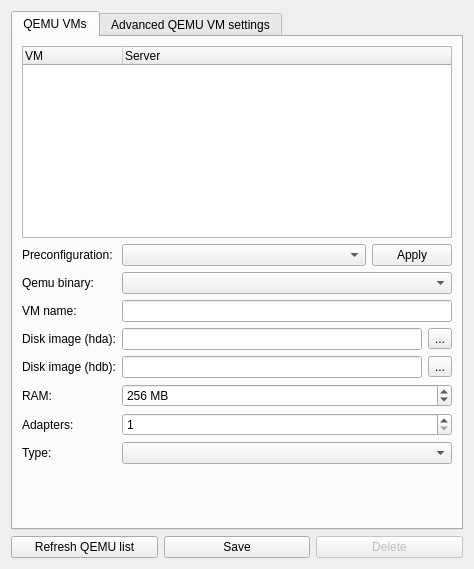
Qt form gns3/modules/qemu/ui/qemu_vm_preferences_page.ui (GNS3/gns3-gui) before a commit.
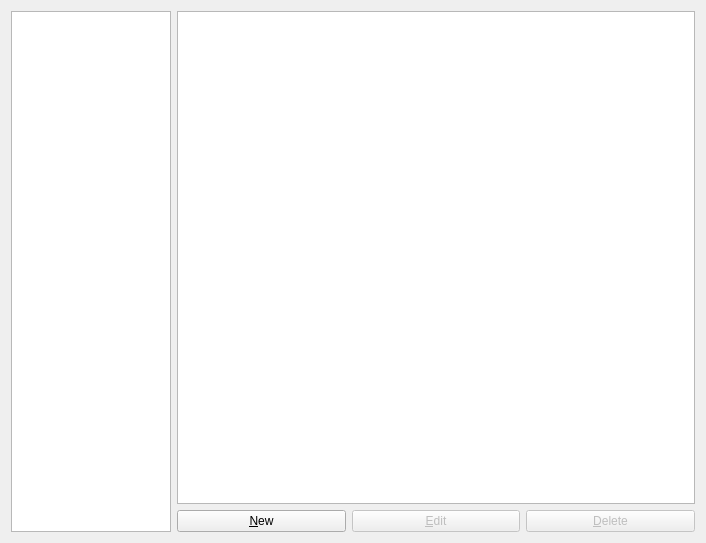
The same form after that commit.

```diff
--- a/gns3/modules/qemu/ui/qemu_vm_preferences_page.ui
+++ b/gns3/modules/qemu/ui/qemu_vm_preferences_page.ui
@@ -6,363 +6,93 @@
    <rect>
     <x>0</x>
     <y>0</y>
-    <width>474</width>
-    <height>569</height>
+    <width>706</width>
+    <height>543</height>
    </rect>
   </property>
   <property name="windowTitle">
    <string>QEMU VMs</string>
   </property>
-  <layout class="QVBoxLayout">
-   <item>
-    <widget class="QTabWidget" name="uiTabWidget">
-     <property name="enabled">
+  <layout class="QGridLayout" name="gridLayout">
+   <item row="0" column="0" rowspan="2">
+    <widget class="QTreeWidget" name="uiQemuVMsTreeWidget">
+     <property name="sizePolicy">
+      <sizepolicy hsizetype="Minimum" vsizetype="Expanding">
+       <horstretch>0</horstretch>
+       <verstretch>0</verstretch>
+      </sizepolicy>
+     </property>
+     <property name="maximumSize">
+      <size>
+       <width>160</width>
+       <height>16777215</height>
+      </size>
+     </property>
+     <property name="font">
+      <font>
+       <pointsize>12</pointsize>
+       <weight>75</weight>
+       <bold>true</bold>
+      </font>
+     </property>
+     <property name="iconSize">
+      <size>
+       <width>32</width>
+       <height>32</height>
+      </size>
+     </property>
+     <property name="rootIsDecorated">
+      <bool>false</bool>
+     </property>
+     <attribute name="headerVisible">
+      <bool>false</bool>
+     </attribute>
+     <column>
+      <property name="text">
+       <string notr="true">1</string>
+      </property>
+     </column>
+    </widget>
+   </item>
+   <item row="0" column="1">
+    <widget class="QTreeWidget" name="uiQemuVMInfoTreeWidget">
+     <property name="indentation">
+      <number>10</number>
+     </property>
+     <property name="allColumnsShowFocus">
       <bool>true</bool>
      </property>
-     <property name="currentIndex">
-      <number>0</number>
-     </property>
-     <widget class="QWidget" name="uiQemuVMTabWidget">
-      <attribute name="title">
-       <string>QEMU VMs</string>
-      </attribute>
-      <layout class="QGridLayout" name="gridLayout">
-       <item row="0" column="0" colspan="2">
-        <widget class="QTreeWidget" name="uiQemuVMsTreeWidget">
-         <column>
-          <property name="text">
-           <string>VM</string>
-          </property>
-         </column>
-         <column>
-          <property name="text">
-           <string>Server</string>
-          </property>
-         </column>
-        </widget>
-       </item>
-       <item row="1" column="0">
-        <widget class="QLabel" name="uiPreconfigurationLabel">
-         <property name="text">
-          <string>Preconfiguration:</string>
-         </property>
-        </widget>
-       </item>
-       <item row="1" column="1">
-        <layout class="QHBoxLayout" name="horizontalLayout">
-         <item>
-          <widget class="QComboBox" name="uiPreconfigurationComboBox">
-           <property name="sizePolicy">
-            <sizepolicy hsizetype="Expanding" vsizetype="Fixed">
-             <horstretch>0</horstretch>
-             <verstretch>0</verstretch>
-            </sizepolicy>
-           </property>
-          </widget>
-         </item>
-         <item>
-          <widget class="QPushButton" name="uiApplyPreconfigurationPushButton">
-           <property name="text">
-            <string>Apply</string>
-           </property>
-          </widget>
-         </item>
-        </layout>
-       </item>
-       <item row="2" column="0">
-        <widget class="QLabel" name="uiQemuListLabel">
-         <property name="text">
-          <string>Qemu binary:</string>
-         </property>
-        </widget>
-       </item>
-       <item row="2" column="1">
-        <widget class="QComboBox" name="uiQemuListComboBox">
-         <property name="sizePolicy">
-          <sizepolicy hsizetype="Expanding" vsizetype="Fixed">
-           <horstretch>0</horstretch>
-           <verstretch>0</verstretch>
-          </sizepolicy>
-         </property>
-        </widget>
-       </item>
-       <item row="3" column="0">
-        <widget class="QLabel" name="uiNameLabel">
-         <property name="text">
-          <string>VM name:</string>
-         </property>
-        </widget>
-       </item>
-       <item row="3" column="1">
-        <widget class="QLineEdit" name="uiNameLineEdit"/>
-       </item>
-       <item row="4" column="0">
-        <widget class="QLabel" name="uiHdaDiskImageLabel">
-         <property name="text">
-          <string>Disk image (hda):</string>
-         </property>
-        </widget>
-       </item>
-       <item row="4" column="1">
-        <layout class="QHBoxLayout" name="horizontalLayout_6">
-         <item>
-          <widget class="QLineEdit" name="uiHdaDiskImageLineEdit"/>
-         </item>
-         <item>
-          <widget class="QToolButton" name="uiHdaDiskImageToolButton">
-           <property name="text">
-            <string>...</string>
-           </property>
-           <property name="toolButtonStyle">
-            <enum>Qt::ToolButtonTextOnly</enum>
-           </property>
-          </widget>
-         </item>
-        </layout>
-       </item>
-       <item row="5" column="0">
-        <widget class="QLabel" name="uiHdbDiskImageLabel">
-         <property name="text">
-          <string>Disk image (hdb):</string>
-         </property>
-        </widget>
-       </item>
-       <item row="5" column="1">
-        <layout class="QHBoxLayout" name="horizontalLayout_2">
-         <item>
-          <widget class="QLineEdit" name="uiHdbDiskImageLineEdit"/>
-         </item>
-         <item>
-          <widget class="QToolButton" name="uiHdbDiskImageToolButton">
-           <property name="text">
-            <string>...</string>
-           </property>
-           <property name="toolButtonStyle">
-            <enum>Qt::ToolButtonTextOnly</enum>
-           </property>
-          </widget>
-         </item>
-        </layout>
-       </item>
-       <item row="6" column="0">
-        <widget class="QLabel" name="uiRamLabel">
-         <property name="text">
-          <string>RAM:</string>
-         </property>
-        </widget>
-       </item>
-       <item row="6" column="1">
-        <widget class="QSpinBox" name="uiRamSpinBox">
-         <property name="suffix">
-          <string> MB</string>
-         </property>
-         <property name="minimum">
-          <number>32</number>
-         </property>
-         <property name="maximum">
-          <number>65535</number>
-         </property>
-         <property name="value">
-          <number>256</number>
-         </property>
-        </widget>
-       </item>
-       <item row="7" column="0">
-        <widget class="QLabel" name="uiAdaptersLabel">
-         <property name="text">
-          <string>Adapters:</string>
-         </property>
-        </widget>
-       </item>
-       <item row="7" column="1">
-        <widget class="QSpinBox" name="uiAdaptersSpinBox">
-         <property name="minimum">
-          <number>1</number>
-         </property>
-         <property name="maximum">
-          <number>8</number>
-         </property>
-        </widget>
-       </item>
-       <item row="8" column="0">
-        <widget class="QLabel" name="uiAdapterTypesLabel">
-         <property name="text">
-          <string>Type:</string>
-         </property>
-        </widget>
-       </item>
-       <item row="8" column="1">
-        <widget class="QComboBox" name="uiAdapterTypesComboBox">
-         <property name="sizePolicy">
-          <sizepolicy hsizetype="Expanding" vsizetype="Fixed">
-           <horstretch>0</horstretch>
-           <verstretch>0</verstretch>
-          </sizepolicy>
-         </property>
-        </widget>
-       </item>
-       <item row="9" column="0" colspan="2">
-        <spacer name="verticalSpacer">
-         <property name="orientation">
-          <enum>Qt::Vertical</enum>
-         </property>
-         <property name="sizeHint" stdset="0">
-          <size>
-           <width>20</width>
-           <height>40</height>
-          </size>
-         </property>
-        </spacer>
-       </item>
-      </layout>
-     </widget>
-     <widget class="QWidget" name="tab">
-      <attribute name="title">
-       <string>Advanced QEMU VM settings</string>
-      </attribute>
-      <layout class="QVBoxLayout" name="verticalLayout">
-       <item>
-        <widget class="QGroupBox" name="uiLinuxBootGroupBox">
-         <property name="title">
-          <string>Linux boot specific settings</string>
-         </property>
-         <layout class="QGridLayout" name="gridLayout_2">
-          <item row="1" column="1">
-           <widget class="QLineEdit" name="uiKernelImageLineEdit"/>
-          </item>
-          <item row="2" column="0">
-           <widget class="QLabel" name="uiKernelCommandLineLabel">
-            <property name="text">
-             <string>Kernel command line:</string>
-            </property>
-           </widget>
-          </item>
-          <item row="0" column="0">
-           <widget class="QLabel" name="uiInitrdLabel">
-            <property name="text">
-             <string>Initial RAM disk (initrd):</string>
-            </property>
-           </widget>
-          </item>
-          <item row="1" column="0">
-           <widget class="QLabel" name="uiKernelImageLabel">
-            <property name="text">
-             <string>Kernel image:</string>
-            </property>
-           </widget>
-          </item>
-          <item row="2" column="1">
-           <widget class="QLineEdit" name="uiKernelCommandLineEdit"/>
-          </item>
-          <item row="2" column="2">
-           <widget class="QToolButton" name="uiKernelCommandLineToolButton">
-            <property name="text">
-             <string>...</string>
-            </property>
-            <property name="toolButtonStyle">
-             <enum>Qt::ToolButtonTextOnly</enum>
-            </property>
-           </widget>
-          </item>
-          <item row="0" column="1">
-           <widget class="QLineEdit" name="uiInitrdLineEdit"/>
-          </item>
-          <item row="0" column="2">
-           <widget class="QToolButton" name="uiInitrdToolButton">
-            <property name="text">
-             <string>...</string>
-            </property>
-            <property name="toolButtonStyle">
-             <enum>Qt::ToolButtonTextOnly</enum>
-            </property>
-           </widget>
-          </item>
-          <item row="1" column="2">
-           <widget class="QToolButton" name="uiKernelImageToolButton">
-            <property name="text">
-             <string>...</string>
-            </property>
-            <property name="toolButtonStyle">
-             <enum>Qt::ToolButtonTextOnly</enum>
-            </property>
-           </widget>
-          </item>
-         </layout>
-        </widget>
-       </item>
-       <item>
-        <widget class="QGroupBox" name="groupBox">
-         <property name="title">
-          <string>Aditional settings</string>
-         </property>
-         <layout class="QGridLayout" name="gridLayout_3">
-          <item row="0" column="2">
-           <widget class="QLineEdit" name="uiQemuOptionsLineEdit"/>
-          </item>
-          <item row="0" column="0">
-           <widget class="QLabel" name="uiQemuOptionsLabel">
-            <property name="text">
-             <string>Options:</string>
-            </property>
-           </widget>
-          </item>
-          <item row="1" column="0">
-           <widget class="QLabel" name="uiSymbolLabel">
-            <property name="text">
-             <string>Symbol:</string>
-            </property>
-           </widget>
-          </item>
-          <item row="1" column="2">
-           <widget class="QPushButton" name="uiSymbolPushButton">
-            <property name="text">
-             <string/>
-            </property>
-            <property name="iconSize">
-             <size>
-              <width>64</width>
-              <height>64</height>
-             </size>
-            </property>
-           </widget>
-          </item>
-         </layout>
-         <zorder>uiQemuOptionsLineEdit</zorder>
-         <zorder>uiQemuOptionsLabel</zorder>
-         <zorder>uiSymbolLabel</zorder>
-         <zorder>uiSymbolPushButton</zorder>
-        </widget>
-       </item>
-       <item>
-        <spacer name="verticalSpacer_2">
-         <property name="orientation">
-          <enum>Qt::Vertical</enum>
-         </property>
-         <property name="sizeHint" stdset="0">
-          <size>
-           <width>20</width>
-           <height>237</height>
-          </size>
-         </property>
-        </spacer>
-       </item>
-      </layout>
-     </widget>
+     <attribute name="headerVisible">
+      <bool>false</bool>
+     </attribute>
+     <column>
+      <property name="text">
+       <string>1</string>
+      </property>
+     </column>
+     <column>
+      <property name="text">
+       <string>2</string>
+      </property>
+     </column>
     </widget>
    </item>
-   <item>
+   <item row="1" column="1">
     <layout class="QHBoxLayout" name="horizontalLayout_5">
      <item>
       <widget class="QPushButton" name="uiRefreshPushButton">
        <property name="text">
-        <string>Refresh QEMU list</string>
+        <string>&amp;New</string>
        </property>
       </widget>
      </item>
      <item>
-      <widget class="QPushButton" name="uiSaveQemuVMPushButton">
+      <widget class="QPushButton" name="uiEditQemuVMPushButton">
+       <property name="enabled">
+        <bool>false</bool>
+       </property>
        <property name="text">
-        <string>Save</string>
+        <string>&amp;Edit</string>
        </property>
       </widget>
      </item>
@@ -372,7 +102,7 @@
         <bool>false</bool>
        </property>
        <property name="text">
-        <string>Delete</string>
+        <string>&amp;Delete</string>
        </property>
       </widget>
      </item>
```
Left out of the diff: 23 changed lines with no effect on the pictures.
